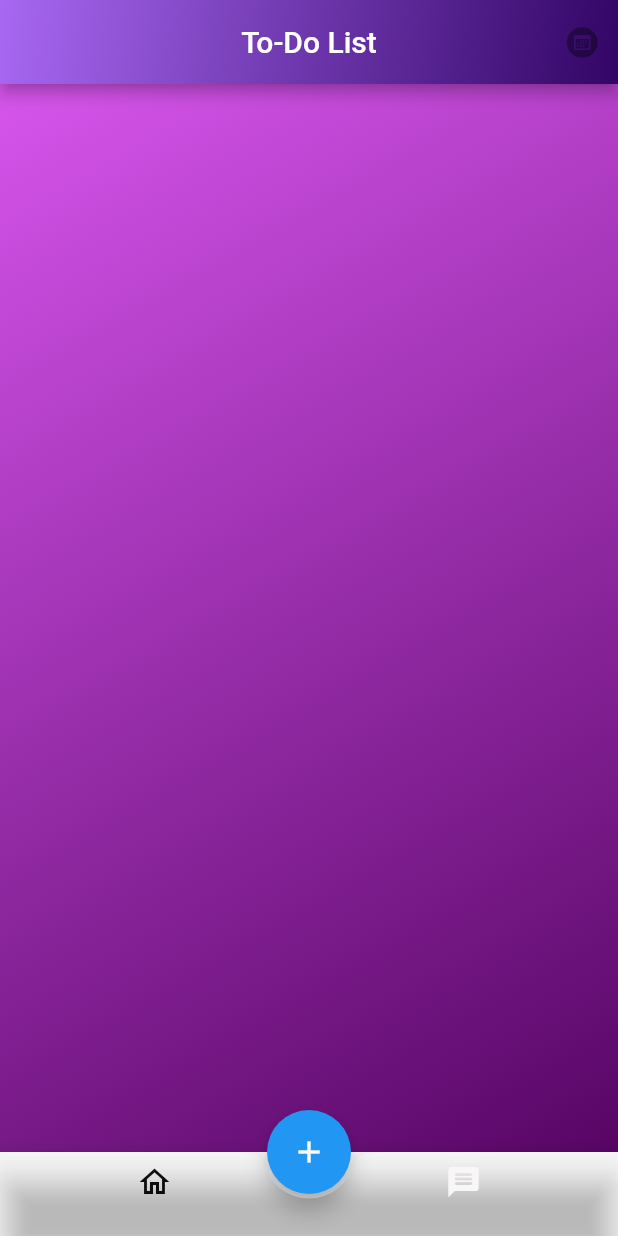
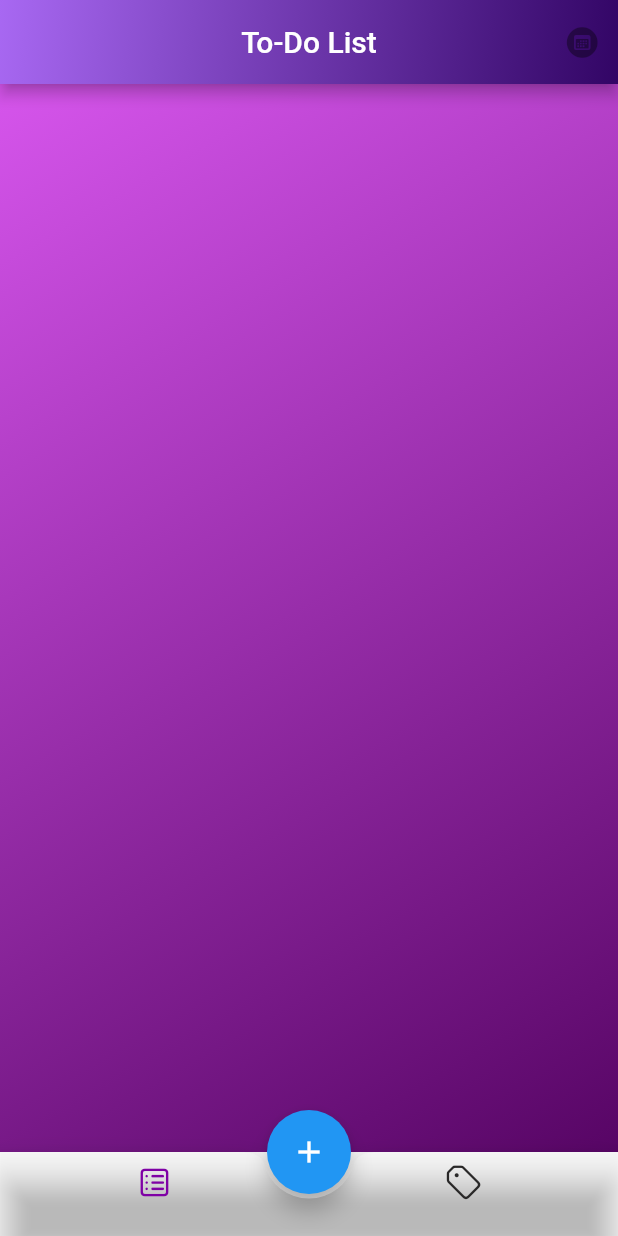
Before and after one commit to akashdevav/To-Do-List-App-in-flutter, a Flutter app: the screen it shows after launch, on a phone screen of 412 x 824 dp. Run offline on Flutter 3.47's test engine with Material 2 defaults, Android fonts, the phone set to English and light mode, and no system bars.

Commit message:
upgraded home page

```diff
--- a/todo_app/lib/bottom_appbar.dart
+++ b/todo_app/lib/bottom_appbar.dart
@@ -46,16 +46,16 @@ class _homePageState extends State<homePage> {
               type: BottomNavigationBarType.fixed,
               backgroundColor: Colors.transparent,
               currentIndex: _selectedIndex,
-              selectedItemColor: Color.fromARGB(255, 12, 12, 12),
-              unselectedItemColor: Color.fromARGB(255, 248, 246, 246),
+              selectedItemColor: Color.fromARGB(255, 127, 2, 165),
+              unselectedItemColor: Color.fromARGB(255, 41, 40, 40),
               onTap: (index) {
                 setState(() {
                   _selectedIndex = index;
                 });
               },
               items: [
-                BottomNavigationBarItem(icon: Icon(Icons.home_outlined),label: ''),
-              BottomNavigationBarItem(icon: Icon(Icons.message_rounded), label: ''),],
+                BottomNavigationBarItem(icon: Icon(CupertinoIcons.square_list),label: ''),
+              BottomNavigationBarItem(icon: Icon(CupertinoIcons.tag), label: ''),],
             )) ),
       ),
     );
```
